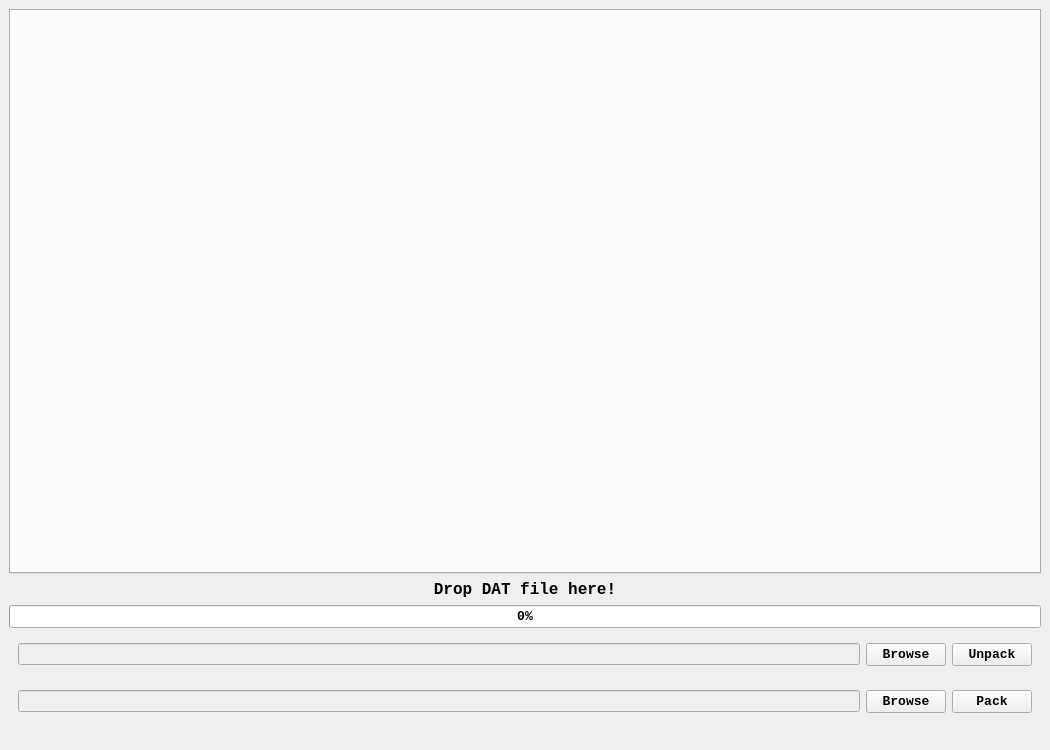
This is ui/mainwindow.ui in SaltySasha/MC3dit as Qt 5 draws it before an edit. The edited form follows.
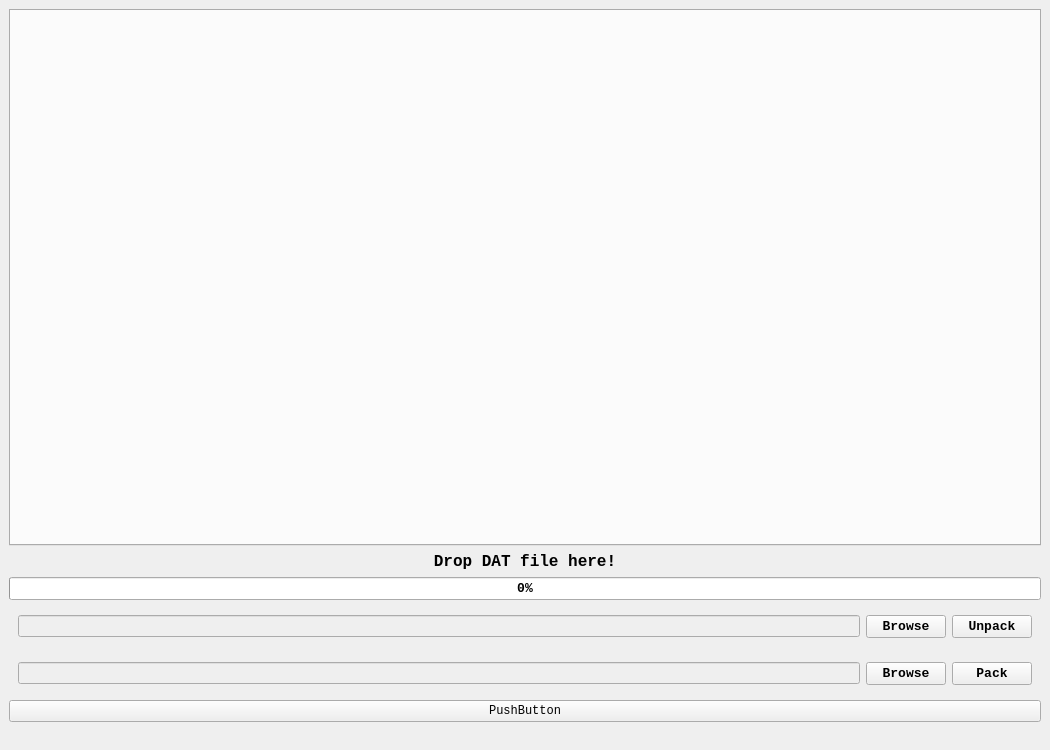
This is the edited form.

Commit message: Rename of widgets to conform to Qt coding style

What changed in the file:
```diff
--- a/ui/mainwindow.ui
+++ b/ui/mainwindow.ui
@@ -257,6 +257,13 @@
       </layout>
      </widget>
     </item>
+    <item>
+     <widget class="QPushButton" name="testButton">
+      <property name="text">
+       <string>PushButton</string>
+      </property>
+     </widget>
+    </item>
    </layout>
   </widget>
   <widget class="QMenuBar" name="menubar">
```
Left out of the diff: 22 changed lines with no effect on the pictures. The commit also changes 2 other files.
